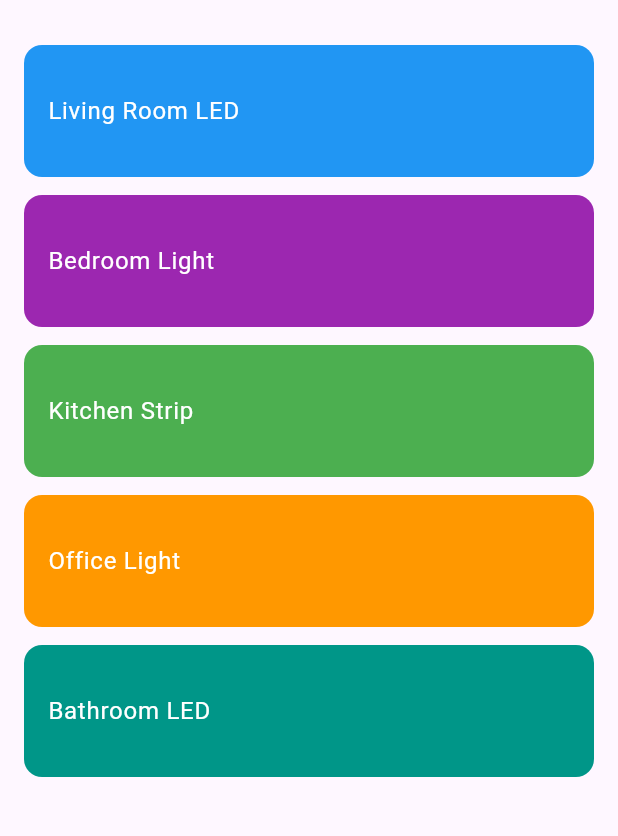
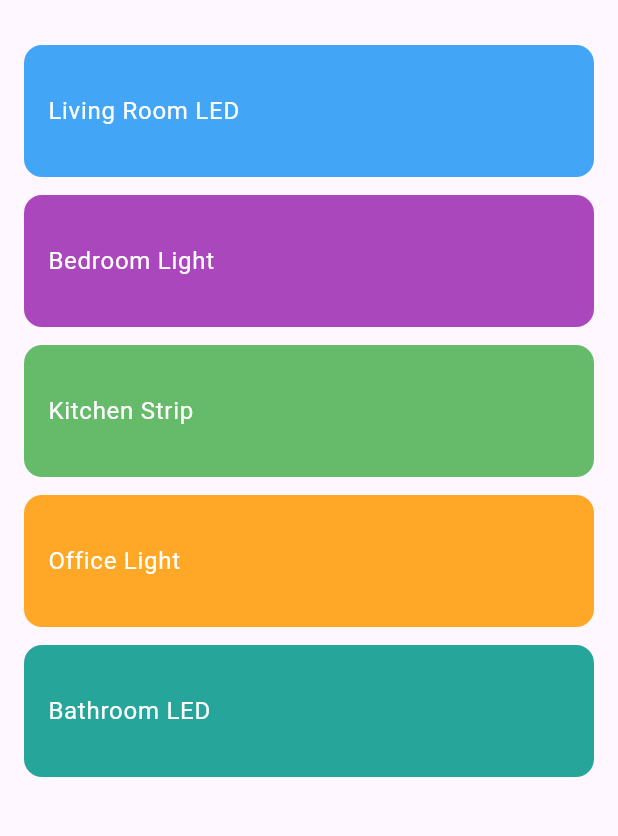
Before and after one commit to chouyo/project_led, a Flutter app: the screen it shows after launch, on a phone screen of 412 x 824 dp, the part 63-899 px from its top. Run offline on Flutter 3.47's test engine with Material 3 defaults, Android fonts, the phone set to English and light mode, and no system bars; our stand-ins replace get, hive, hive_flutter, wakelock_plus; accounts and stored records are empty.

Commit message:
Update Podfile.lock to include package_info_plus and wakelock_plus dependencies; refactor Led model to require backgroundColor, speed, and textColor; modify mock data and ListScreen to accommodate new properties.

```diff
--- a/lib/infrastructure/data/led_model.dart
+++ b/lib/infrastructure/data/led_model.dart
@@ -31,9 +31,9 @@ class Led {
     required this.status,
     required this.type,
     required this.lastUsed,
-    this.backgroundColor = Colors.blue, // Default color
-    this.speed = 1.0, // Default speed
-    this.textColor = Colors.white, // Default text color
+    required this.backgroundColor, // Default color
+    required this.speed, // Default speed
+    required this.textColor, // Default text color
   });
 
   Map<String, dynamic> toJson() => {
@@ -41,9 +41,9 @@ class Led {
         'status': status,
         'type': type,
         'lastUsed': lastUsed,
-        'backgroundColor': backgroundColor.value,
+        'backgroundColor': backgroundColor,
         'speed': speed.toDouble(),
-        'textColor': textColor.value,
+        'textColor': textColor,
       };
 
   factory Led.fromJson(Map<String, dynamic> json) => Led(
@@ -51,8 +51,8 @@ class Led {
         status: json['status'],
         type: json['type'],
         lastUsed: json['lastUsed'],
-        backgroundColor: Color(json['backgroundColor'] ?? Colors.blue.value),
-        speed: (json['speed'] ?? 1.0).toDouble(),
-        textColor: Color(json['textColor'] ?? Colors.white.value),
+        backgroundColor: json['backgroundColor'],
+        speed: json['speed'],
+        textColor: json['textColor'],
       );
 }
--- a/lib/infrastructure/data/mock_leds.dart
+++ b/lib/infrastructure/data/mock_leds.dart
@@ -8,35 +8,45 @@ class MockLeds {
       status: 'Connected',
       type: 'RGB Strip',
       lastUsed: '2 hours ago',
-      backgroundColor: Colors.blue,
+      backgroundColor: Colors.blue[400]!,
+      speed: 1.0,
+      textColor: Colors.white,
     ),
     Led(
       name: 'Bedroom Light',
       status: 'Disconnected',
       type: 'Smart Bulb',
       lastUsed: '1 day ago',
-      backgroundColor: Colors.purple,
+      backgroundColor: Colors.purple[400]!,
+      speed: 1.0,
+      textColor: Colors.white,
     ),
     Led(
       name: 'Kitchen Strip',
       status: 'Connected',
       type: 'RGB Strip',
       lastUsed: '5 minutes ago',
-      backgroundColor: Colors.green,
+      backgroundColor: Colors.green[400]!,
+      speed: 1.0,
+      textColor: Colors.white,
     ),
     Led(
       name: 'Office Light',
       status: 'Connected',
       type: 'Smart Bulb',
       lastUsed: '1 hour ago',
-      backgroundColor: Colors.orange,
+      backgroundColor: Colors.orange[400]!,
+      speed: 1.0,
+      textColor: Colors.white,
     ),
     Led(
       name: 'Bathroom LED',
       status: 'Disconnected',
       type: 'RGB Strip',
       lastUsed: '3 days ago',
-      backgroundColor: Colors.teal,
+      backgroundColor: Colors.teal[400]!,
+      speed: 1.0,
+      textColor: Colors.white,
     ),
   ];
 }
--- a/lib/main.dart
+++ b/lib/main.dart
@@ -20,9 +20,6 @@ void main() async {
   // Register adapters
   Hive.registerAdapter(ColorAdapter());
   Hive.registerAdapter(LedAdapter());
-
-  // Delete existing box if schema changed
-  // await Hive.deleteBoxFromDisk('leds');
 
   // Open the box
   await Hive.openBox<Led>('leds');
--- a/lib/presentation/list/list.screen.dart
+++ b/lib/presentation/list/list.screen.dart
@@ -87,6 +87,8 @@ class ListScreen extends GetView<ListController> {
                               status: 'Disconnected',
                               lastUsed: 'Never',
                               backgroundColor: getRandomColor(),
+                              speed: 1.0,
+                              textColor: Colors.white,
                             );
                             controller.addLed(newLed);
                             Navigator.of(context).pop();
@@ -202,6 +204,8 @@ class ListScreen extends GetView<ListController> {
                                       status: led.status,
                                       lastUsed: led.lastUsed,
                                       backgroundColor: led.backgroundColor,
+                                      speed: led.speed,
+                                      textColor: led.textColor,
                                     );
                                     controller.updateLed(index, updatedLed);
                                     Navigator.of(context).pop();
```
Also changed, not shown: lib/infrastructure/data/led_model.g.dart, 1 other file.
